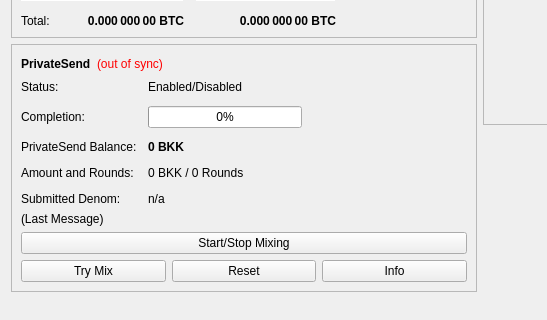
Qt form src/qt/forms/overviewpage.ui (Bukakecoin/bukakecore) before a commit; both pictures show x 0 to 547 and y 178 to 498 of the 960 by 585 pixel window.
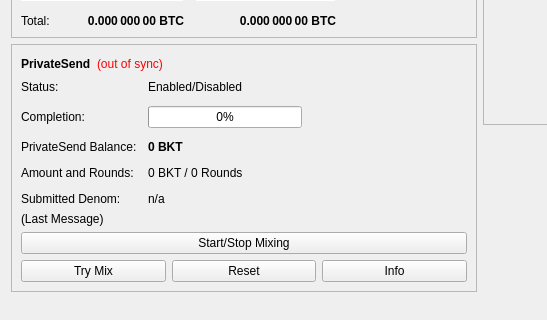
The same form after that commit.

```diff
--- a/src/qt/forms/overviewpage.ui
+++ b/src/qt/forms/overviewpage.ui
@@ -514,7 +514,7 @@
                </font>
               </property>
               <property name="text">
-               <string notr="true">0 BKK</string>
+               <string notr="true">0 BKT</string>
               </property>
              </widget>
             </item>
@@ -528,7 +528,7 @@
             <item row="3" column="1">
              <widget class="QLabel" name="labelAmountRounds">
               <property name="text">
-               <string>0 BKK / 0 Rounds</string>
+               <string>0 BKT / 0 Rounds</string>
               </property>
              </widget>
             </item>
```
